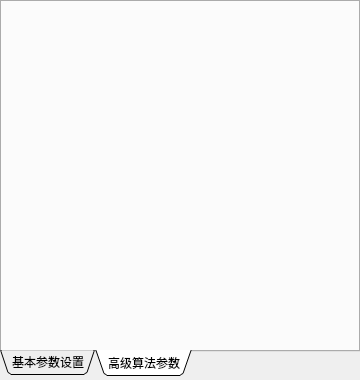
Ruoave/Dark-optical-sectioning-with-Qt-, file greenwidget.ui: the form before one commit.
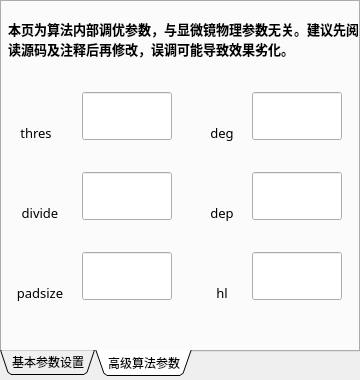
The form after the commit. The open tabs and pages were chosen to show the change. Custom widgets are drawn as their Qt base class.

Commit message:
ui 5.2.4 第二页控件添加
开始做参数表第二页
给要加进去的参数，在darkSectioning中加了注释
添加入了要使用的所有控件

What changed in the file:
```diff
--- a/greenwidget.ui
+++ b/greenwidget.ui
@@ -544,6 +544,293 @@
     <attribute name="title">
      <string>高级算法参数</string>
     </attribute>
+    <widget class="QLabel" name="denoiseMethedLabel_2">
+     <property name="geometry">
+      <rect>
+       <x>6</x>
+       <y>4</y>
+       <width>352</width>
+       <height>66</height>
+      </rect>
+     </property>
+     <property name="font">
+      <font>
+       <family>微软雅黑</family>
+       <pointsize>10</pointsize>
+       <weight>75</weight>
+       <italic>false</italic>
+       <bold>true</bold>
+       <underline>false</underline>
+      </font>
+     </property>
+     <property name="toolTip">
+      <string/>
+     </property>
+     <property name="frameShadow">
+      <enum>QFrame::Plain</enum>
+     </property>
+     <property name="text">
+      <string>本页为算法内部调优参数，与显微镜物理参数无关。建议先阅读源码及注释后再修改，误调可能导致效果劣化。</string>
+     </property>
+     <property name="alignment">
+      <set>Qt::AlignLeading|Qt::AlignLeft|Qt::AlignVCenter</set>
+     </property>
+     <property name="wordWrap">
+      <bool>true</bool>
+     </property>
+    </widget>
+    <widget class="QtMaterialTextField" name="lineEdit">
+     <property name="geometry">
+      <rect>
+       <x>80</x>
+       <y>90</y>
+       <width>90</width>
+       <height>48</height>
+      </rect>
+     </property>
+    </widget>
+    <widget class="QtMaterialTextField" name="lineEdit_2">
+     <property name="geometry">
+      <rect>
+       <x>80</x>
+       <y>170</y>
+       <width>90</width>
+       <height>48</height>
+      </rect>
+     </property>
+    </widget>
+    <widget class="QtMaterialTextField" name="lineEdit_3">
+     <property name="geometry">
+      <rect>
+       <x>80</x>
+       <y>250</y>
+       <width>90</width>
+       <height>48</height>
+      </rect>
+     </property>
+    </widget>
+    <widget class="QtMaterialTextField" name="lineEdit_4">
+     <property name="geometry">
+      <rect>
+       <x>250</x>
+       <y>90</y>
+       <width>90</width>
+       <height>48</height>
+      </rect>
+     </property>
+    </widget>
+    <widget class="QLabel" name="Label_2">
+     <property name="geometry">
+      <rect>
+       <x>4</x>
+       <y>200</y>
+       <width>68</width>
+       <height>22</height>
+      </rect>
+     </property>
+     <property name="font">
+      <font>
+       <family>微软雅黑</family>
+       <pointsize>10</pointsize>
+       <weight>50</weight>
+       <italic>false</italic>
+       <bold>false</bold>
+       <underline>false</underline>
+      </font>
+     </property>
+     <property name="toolTip">
+      <string/>
+     </property>
+     <property name="frameShadow">
+      <enum>QFrame::Plain</enum>
+     </property>
+     <property name="text">
+      <string>divide</string>
+     </property>
+     <property name="alignment">
+      <set>Qt::AlignCenter</set>
+     </property>
+    </widget>
+    <widget class="QLabel" name="Label">
+     <property name="geometry">
+      <rect>
+       <x>0</x>
+       <y>120</y>
+       <width>68</width>
+       <height>22</height>
+      </rect>
+     </property>
+     <property name="font">
+      <font>
+       <family>微软雅黑</family>
+       <pointsize>10</pointsize>
+       <weight>50</weight>
+       <italic>false</italic>
+       <bold>false</bold>
+       <underline>false</underline>
+      </font>
+     </property>
+     <property name="toolTip">
+      <string/>
+     </property>
+     <property name="frameShadow">
+      <enum>QFrame::Plain</enum>
+     </property>
+     <property name="text">
+      <string>thres</string>
+     </property>
+     <property name="alignment">
+      <set>Qt::AlignCenter</set>
+     </property>
+    </widget>
+    <widget class="QLabel" name="Label_3">
+     <property name="geometry">
+      <rect>
+       <x>4</x>
+       <y>280</y>
+       <width>68</width>
+       <height>22</height>
+      </rect>
+     </property>
+     <property name="font">
+      <font>
+       <family>微软雅黑</family>
+       <pointsize>10</pointsize>
+       <weight>50</weight>
+       <italic>false</italic>
+       <bold>false</bold>
+       <underline>false</underline>
+      </font>
+     </property>
+     <property name="toolTip">
+      <string/>
+     </property>
+     <property name="frameShadow">
+      <enum>QFrame::Plain</enum>
+     </property>
+     <property name="text">
+      <string>padsize</string>
+     </property>
+     <property name="alignment">
+      <set>Qt::AlignCenter</set>
+     </property>
+    </widget>
+    <widget class="QLabel" name="Label_4">
+     <property name="geometry">
+      <rect>
+       <x>200</x>
+       <y>120</y>
+       <width>40</width>
+       <height>22</height>
+      </rect>
+     </property>
+     <property name="font">
+      <font>
+       <family>微软雅黑</family>
+       <pointsize>10</pointsize>
+       <weight>50</weight>
+       <italic>false</italic>
+       <bold>false</bold>
+       <underline>false</underline>
+      </font>
+     </property>
+     <property name="toolTip">
+      <string/>
+     </property>
+     <property name="frameShadow">
+      <enum>QFrame::Plain</enum>
+     </property>
+     <property name="text">
+      <string>deg</string>
+     </property>
+     <property name="alignment">
+      <set>Qt::AlignCenter</set>
+     </property>
+    </widget>
+    <widget class="QLabel" name="Label_5">
+     <property name="geometry">
+      <rect>
+       <x>200</x>
+       <y>200</y>
+       <width>40</width>
+       <height>22</height>
+      </rect>
+     </property>
+     <property name="font">
+      <font>
+       <family>微软雅黑</family>
+       <pointsize>10</pointsize>
+       <weight>50</weight>
+       <italic>false</italic>
+       <bold>false</bold>
+       <underline>false</underline>
+      </font>
+     </property>
+     <property name="toolTip">
+      <string/>
+     </property>
+     <property name="frameShadow">
+      <enum>QFrame::Plain</enum>
+     </property>
+     <property name="text">
+      <string>dep</string>
+     </property>
+     <property name="alignment">
+      <set>Qt::AlignCenter</set>
+     </property>
+    </widget>
+    <widget class="QtMaterialTextField" name="lineEdit_5">
+     <property name="geometry">
+      <rect>
+       <x>250</x>
+       <y>170</y>
+       <width>90</width>
+       <height>48</height>
+      </rect>
+     </property>
+    </widget>
+    <widget class="QLabel" name="Label_6">
+     <property name="geometry">
+      <rect>
+       <x>200</x>
+       <y>280</y>
+       <width>40</width>
+       <height>22</height>
+      </rect>
+     </property>
+     <property name="font">
+      <font>
+       <family>微软雅黑</family>
+       <pointsize>10</pointsize>
+       <weight>50</weight>
+       <italic>false</italic>
+       <bold>false</bold>
+       <underline>false</underline>
+      </font>
+     </property>
+     <property name="toolTip">
+      <string/>
+     </property>
+     <property name="frameShadow">
+      <enum>QFrame::Plain</enum>
+     </property>
+     <property name="text">
+      <string>hl</string>
+     </property>
+     <property name="alignment">
+      <set>Qt::AlignCenter</set>
+     </property>
+    </widget>
+    <widget class="QtMaterialTextField" name="lineEdit_6">
+     <property name="geometry">
+      <rect>
+       <x>250</x>
+       <y>250</y>
+       <width>90</width>
+       <height>48</height>
+      </rect>
+     </property>
+    </widget>
    </widget>
   </widget>
  </widget>
@@ -558,6 +845,11 @@
    <extends>QLineEdit</extends>
    <header location="global">qtmaterialautocomplete.h</header>
   </customwidget>
+  <customwidget>
+   <class>QtMaterialTextField</class>
+   <extends>QLineEdit</extends>
+   <header location="global">qtmaterialtextfield.h</header>
+  </customwidget>
  </customwidgets>
  <resources/>
  <connections/>
```
Left out of the diff: 14 changed lines with no effect on the pictures. The commit also changes 2 other files.
